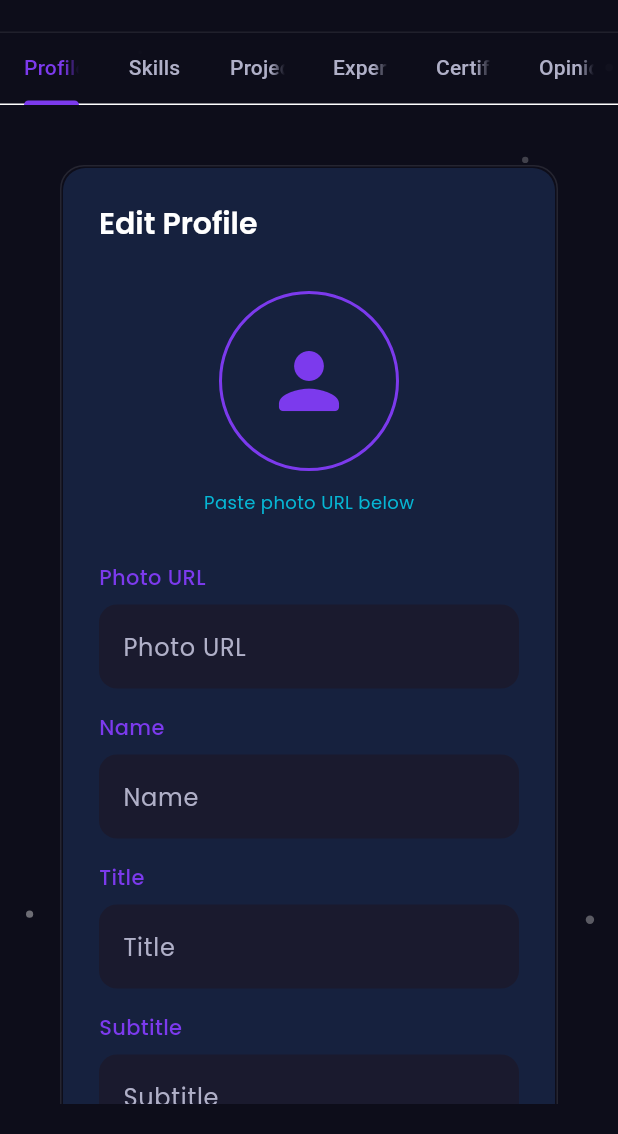
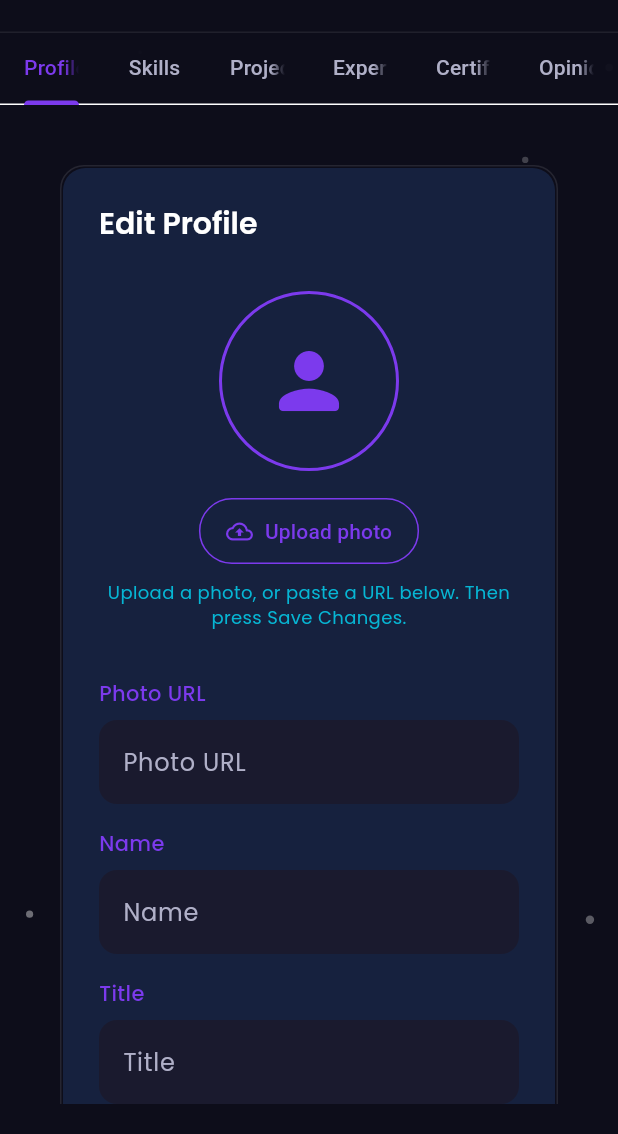
Before and after one commit to yousefsinger/portfolio, a Flutter app: the _AdminDashboardView screen opened directly, on a phone screen of 412 x 824 dp, the part 102-1236 px from its top. Run offline on Flutter 3.47's test engine with Material 3 defaults, Android fonts, the phone set to English and light mode, and no system bars; our stand-ins replace cached_network_image, cloud_firestore, equatable, file_picker, firebase_core, flutter_animate and 6 more; missing offline and left inert: dart:html, dart:ui_web; accounts and stored records are empty.

Commit message:
Upload images to Cloudinary from the admin dashboard
Upload buttons for the profile photo and project images; Cloudinary links are served optimized (auto format, quality, max 1600px).

```diff
--- a/lib/core/constants/app_constants.dart
+++ b/lib/core/constants/app_constants.dart
@@ -33,6 +33,12 @@ class AppStrings {
   static const String templateId = 'template_x1w1d44';
   static const String publicKey = 'g1n7so2_FgyRRx4dM';
   static const String endpoint = 'https://api.emailjs.com/api/v1.0/email/send';
+
+  // Cloudinary (image hosting). The preset must be an *unsigned* upload
+  // preset created in Cloudinary: Settings > Upload > Upload presets.
+  static const String cloudinaryCloudName = 'yoqbyyb9';
+  static const String cloudinaryUploadPreset = 'portfolio_unsigned';
+  static const String cloudinaryFolder = 'portfolio';
 
   // Nav
   static const String home = 'Home';
--- a/lib/features/admin/presentation/widgets/admin_helpers.dart
+++ b/lib/features/admin/presentation/widgets/admin_helpers.dart
@@ -1,4 +1,65 @@
 import 'package:flutter/material.dart';
+
+import '../../../../core/constants/app_constants.dart';
+import '../../../../core/services/image_upload_service.dart';
+
+/// "Upload image" button: picks an image from the device, uploads it to
+/// Cloudinary and hands back the URL. Shows progress and errors itself.
+class ImageUploadButton extends StatefulWidget {
+  final ValueChanged<String> onUploaded;
+  final String label;
+
+  const ImageUploadButton({
+    super.key,
+    required this.onUploaded,
+    this.label = 'Upload image',
+  });
+
+  @override
+  State<ImageUploadButton> createState() => _ImageUploadButtonState();
+}
+
+class _ImageUploadButtonState extends State<ImageUploadButton> {
+  bool _uploading = false;
+
+  Future<void> _upload() async {
+    setState(() => _uploading = true);
+    try {
+      final url = await ImageUploadService().pickAndUpload();
+      if (url != null) widget.onUploaded(url);
+    } catch (e) {
+      if (mounted) {
+        ScaffoldMessenger.of(context).showSnackBar(SnackBar(
+          content: Text(e.toString().replaceFirst('Exception: ', '')),
+          backgroundColor: Colors.red.shade700,
+        ));
+      }
+    } finally {
+      if (mounted) setState(() => _uploading = false);
+    }
+  }
+
+  @override
+  Widget build(BuildContext context) {
+    return OutlinedButton.icon(
+      onPressed: _uploading ? null : _upload,
+      icon: _uploading
+          ? const SizedBox(
+              width: 16,
+              height: 16,
+              child: CircularProgressIndicator(
+                  strokeWidth: 2, color: AppColors.purple),
+            )
+          : const Icon(Icons.cloud_upload_outlined, size: 18),
+      label: Text(_uploading ? 'Uploading...' : widget.label),
+      style: OutlinedButton.styleFrom(
+        foregroundColor: AppColors.purple,
+        side: const BorderSide(color: AppColors.purple),
+        padding: const EdgeInsets.symmetric(horizontal: 18, vertical: 12),
+      ),
+    );
+  }
+}
 
 Widget dialogField(String label, TextEditingController ctrl,
     {int maxLines = 1, ValueChanged<String>? onChanged}) {
--- a/lib/features/admin/presentation/widgets/profile_tab.dart
+++ b/lib/features/admin/presentation/widgets/profile_tab.dart
@@ -5,6 +5,7 @@ import '../../../../core/utils/drive_url_helper.dart';
 import '../../../../core/utils/gradient_border_card.dart';
 import '../../../portfolio/domain/entities/portfolio_entities.dart';
 import '../cubit/admin_cubit.dart';
+import 'admin_helpers.dart';
 
 class ProfileTab extends StatefulWidget {
   final ProfileEntity profile;
@@ -120,9 +121,16 @@ class _ProfileTabState extends State<ProfileTab> {
                                   size: 60, color: AppColors.purple),
                         ),
                       ),
-                      const SizedBox(height: 12),
+                      const SizedBox(height: 16),
+                      ImageUploadButton(
+                        label: 'Upload photo',
+                        onUploaded: (url) => _photoUrlCtrl.text = url,
+                      ),
+                      const SizedBox(height: 8),
                       const Text(
-                        'Paste photo URL below',
+                        'Upload a photo, or paste a URL below. '
+                        'Then press Save Changes.',
+                        textAlign: TextAlign.center,
                         style: TextStyle(
                           color: AppColors.cyan,
                           fontSize: 12,
```
Also changed, not shown: lib/core/services/image_upload_service.dart (added, +51 -0 lines), lib/core/utils/drive_url_helper.dart (+21 -3 lines), lib/features/admin/presentation/widgets/projects_tab.dart (+13 -0 lines), 1 other file.
